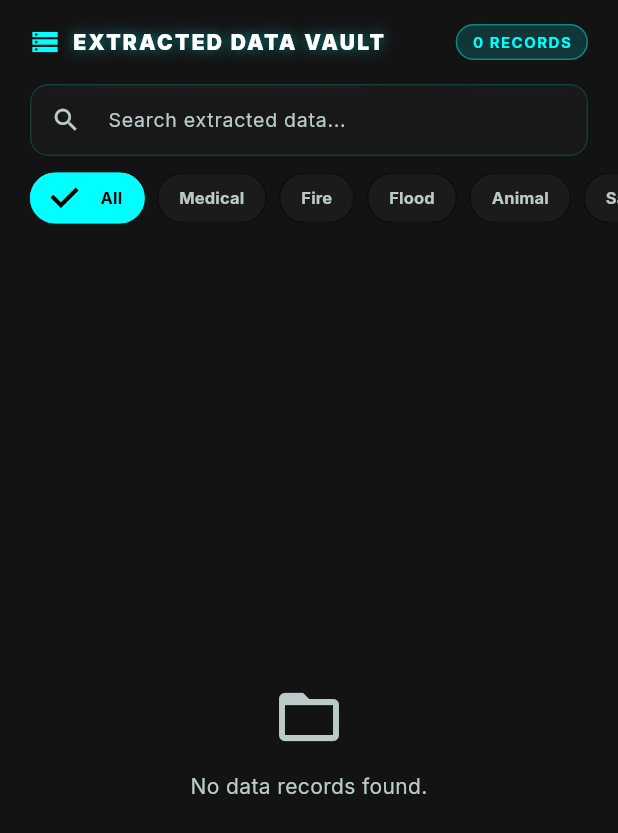
After one commit to nothing144/aidwise, a Flutter app: the DataVaultTab screen opened directly, on a phone screen of 412 x 824 dp. The commit adds this screen. Shown: the top 833 px of the screen. Run offline on Flutter 3.47's test engine with Material 3 defaults, Android fonts, the phone set to English and light mode, and no system bars; our stand-ins replace cloud_firestore, firebase_auth, firebase_core, fl_chart, geocoding, geolocator and 4 more; missing offline and left inert: google_mlkit_text_recognition; accounts and stored records are empty.

Commit message:
feat: Add Data Vault tab to Admin Hub - searchable extracted data view with Aegis Zero styling

```diff
--- a/lib/screens/admin_hub_screen.dart
+++ b/lib/screens/admin_hub_screen.dart
@@ -4,6 +4,7 @@ import 'heatmap_dashboard.dart';
 import 'admin_reports_tab.dart';
 import 'admin_missions_tab.dart';
 import 'analytics_dashboard_tab.dart';
+import 'data_vault_tab.dart';
 import '../services/auth_service.dart';
 
 class AdminHubScreen extends StatefulWidget {
@@ -20,6 +21,7 @@ class _AdminHubScreenState extends State<AdminHubScreen> {
     const MergedInboxTab(),
     const AdminMissionsTab(),
     const AnalyticsDashboardTab(),
+    const DataVaultTab(),
   ];
 
   @override
@@ -53,10 +55,11 @@ class _AdminHubScreenState extends State<AdminHubScreen> {
       ),
       body: _pages[_currentIndex],
       bottomNavigationBar: BottomNavigationBar(
-        backgroundColor: AppTheme.background, // Match obsidian
+        backgroundColor: AppTheme.background,
         selectedItemColor: AppTheme.primary,
         unselectedItemColor: AppTheme.textSecondary,
         elevation: 20,
+        type: BottomNavigationBarType.fixed,
         currentIndex: _currentIndex,
         onTap: (index) {
           setState(() {
@@ -67,6 +70,7 @@ class _AdminHubScreenState extends State<AdminHubScreen> {
           BottomNavigationBarItem(icon: Icon(Icons.all_inbox), label: 'Inboxes'),
           BottomNavigationBarItem(icon: Icon(Icons.rocket_launch), label: 'Missions'),
           BottomNavigationBarItem(icon: Icon(Icons.analytics), label: 'Insights'),
+          BottomNavigationBarItem(icon: Icon(Icons.storage), label: 'Data Vault'),
         ],
       ),
     );
--- /dev/null
+++ b/lib/screens/data_vault_tab.dart
@@ -0,0 +1,315 @@
+import 'dart:ui';
+import 'package:flutter/material.dart';
+import 'package:cloud_firestore/cloud_firestore.dart';
+import '../theme/app_theme.dart';
+
+class DataVaultTab extends StatefulWidget {
+  const DataVaultTab({super.key});
+
+  @override
+  State<DataVaultTab> createState() => _DataVaultTabState();
+}
+
+class _DataVaultTabState extends State<DataVaultTab> {
+  String _searchQuery = '';
+  String _filterType = 'All';
+
+  @override
+  Widget build(BuildContext context) {
+    return Scaffold(
+      backgroundColor: AppTheme.background,
+      body: Column(
+        children: [
+          // Header
+          Padding(
+            padding: const EdgeInsets.fromLTRB(20, 16, 20, 8),
+            child: Row(
+              children: [
+                Icon(Icons.storage, color: AppTheme.primary, size: 20),
+                const SizedBox(width: 8),
+                Text('EXTRACTED DATA VAULT',
+                    style: TextStyle(
+                      color: AppTheme.textPrimary,
+                      fontWeight: FontWeight.w900,
+                      letterSpacing: 1.5,
+                      fontSize: 14,
+                      shadows: [Shadow(color: AppTheme.primary.withValues(alpha: 0.5), blurRadius: 10)],
+                    )),
+                const Spacer(),
+                // Live count badge
+                StreamBuilder<QuerySnapshot>(
+                  stream: FirebaseFirestore.instance.collection('reports').snapshots(),
+                  builder: (context, snap) {
+                    int count = snap.data?.docs.length ?? 0;
+                    return Container(
+                      padding: const EdgeInsets.symmetric(horizontal: 10, vertical: 4),
+                      decoration: BoxDecoration(
+                        color: AppTheme.primary.withValues(alpha: 0.15),
+                        borderRadius: BorderRadius.circular(20),
+                        border: Border.all(color: AppTheme.primary.withValues(alpha: 0.4)),
+                      ),
+                      child: Text('$count RECORDS', style: TextStyle(color: AppTheme.primary, fontSize: 10, fontWeight: FontWeight.bold, letterSpacing: 1)),
+                    );
+                  },
+                ),
+              ],
+            ),
+          ),
+          // Search Bar
+          Padding(
+            padding: const EdgeInsets.symmetric(horizontal: 20, vertical: 8),
+            child: ClipRRect(
+              borderRadius: BorderRadius.circular(12),
+              child: BackdropFilter(
+                filter: ImageFilter.blur(sigmaX: 16, sigmaY: 16),
+                child: TextField(
+                  style: const TextStyle(color: Colors.white, fontSize: 14),
+                  decoration: InputDecoration(
+                    hintText: 'Search extracted data...',
+                    hintStyle: TextStyle(color: AppTheme.textSecondary, fontSize: 13),
+                    prefixIcon: Icon(Icons.search, color: AppTheme.textSecondary, size: 20),
+                    filled: true,
+                    fillColor: AppTheme.surface.withValues(alpha: 0.6),
+                    border: OutlineInputBorder(
+                      borderRadius: BorderRadius.circular(12),
+                      borderSide: BorderSide(color: AppTheme.primary.withValues(alpha: 0.2)),
+                    ),
+                    enabledBorder: OutlineInputBorder(
+                      borderRadius: BorderRadius.circular(12),
+                      borderSide: BorderSide(color: AppTheme.primary.withValues(alpha: 0.15)),
+                    ),
+                    focusedBorder: OutlineInputBorder(
+                      borderRadius: BorderRadius.circular(12),
+                      borderSide: BorderSide(color: AppTheme.primary.withValues(alpha: 0.6)),
+                    ),
+                    contentPadding: const EdgeInsets.symmetric(vertical: 12),
+                  ),
+                  onChanged: (val) => setState(() => _searchQuery = val.toLowerCase()),
+                ),
+              ),
+            ),
+          ),
+          // Filter Chips
+          SizedBox(
+            height: 40,
+            child: ListView(
+              scrollDirection: Axis.horizontal,
+              padding: const EdgeInsets.symmetric(horizontal: 20),
+              children: ['All', 'Medical', 'Fire', 'Flood', 'Animal', 'Sanitation', 'Food', 'Clothing'].map((type) {
+                bool isActive = _filterType == type;
+                return Padding(
+                  padding: const EdgeInsets.only(right: 8),
+                  child: FilterChip(
+                    label: Text(type, style: TextStyle(
+                      color: isActive ? Colors.black : AppTheme.textSecondary,
+                      fontSize: 11,
+                      fontWeight: FontWeight.bold,
+                    )),
+                    selected: isActive,
+                    onSelected: (_) => setState(() => _filterType = type),
+                    backgroundColor: AppTheme.surface,
+                    selectedColor: AppTheme.primary,
+                    side: BorderSide(color: isActive ? AppTheme.primary : AppTheme.surfaceLow),
+                    shape: RoundedRectangleBorder(borderRadius: BorderRadius.circular(20)),
+                    padding: const EdgeInsets.symmetric(horizontal: 6),
+                  ),
+                );
+              }).toList(),
+            ),
+          ),
+          const SizedBox(height: 12),
+          // Data List
+          Expanded(
+            child: StreamBuilder<QuerySnapshot>(
+              stream: FirebaseFirestore.instance
+                  .collection('reports')
+                  .orderBy('timestamp', descending: true)
+                  .snapshots(),
+              builder: (context, snapshot) {
+                if (snapshot.connectionState == ConnectionState.waiting) {
+                  return const Center(child: CircularProgressIndicator(color: AppTheme.primary));
+                }
+
+                var docs = snapshot.data?.docs ?? [];
+
+                // Apply filters
+                if (_filterType != 'All') {
+                  docs = docs.where((doc) {
+                    final data = doc.data() as Map<String, dynamic>;
+                    String type = (data['type'] ?? '').toString().toLowerCase();
+                    return type.contains(_filterType.toLowerCase());
+                  }).toList();
+                }
+
+                if (_searchQuery.isNotEmpty) {
+                  docs = docs.where((doc) {
+                    final data = doc.data() as Map<String, dynamic>;
+                    String all = '${data['type'] ?? ''} ${data['description'] ?? ''} ${data['location'] ?? ''} ${data['submittedBy'] ?? ''}'.toLowerCase();
+                    return all.contains(_searchQuery);
+                  }).toList();
+                }
+
+                if (docs.isEmpty) {
+                  return Center(
+                    child: Column(
+                      mainAxisSize: MainAxisSize.min,
+                      children: [
+                        Icon(Icons.folder_open, color: AppTheme.textSecondary, size: 48),
+                        const SizedBox(height: 12),
+                        Text('No data records found.', style: TextStyle(color: AppTheme.textSecondary)),
+                      ],
+                    ),
+                  );
+                }
+
+                return ListView.builder(
+                  padding: const EdgeInsets.symmetric(horizontal: 20),
+                  itemCount: docs.length,
+                  itemBuilder: (context, index) {
+                    final data = docs[index].data() as Map<String, dynamic>;
+                    return _buildDataCard(data, index + 1);
+                  },
+                );
+              },
+            ),
+          ),
+        ],
+      ),
+    );
+  }
+
+  Widget _buildDataCard(Map<String, dynamic> data, int serial) {
+    String type = data['type'] ?? 'Unknown';
+    String urgency = data['urgency'] ?? 'Medium';
+    String location = data['location'] ?? 'N/A';
+    String description = data['description'] ?? 'No description available';
+    String submitter = data['submittedBy'] ?? 'Anonymous';
+    String source = data['source'] ?? 'Field Worker';
+    Timestamp? ts = data['timestamp'];
+    String dateStr = ts != null
+        ? '${ts.toDate().day}/${ts.toDate().month}/${ts.toDate().year} ${ts.toDate().hour}:${ts.toDate().minute.toString().padLeft(2, '0')}'
+        : 'N/A';
+
+    Color urgencyColor = urgency == 'Critical' || urgency == 'High'
+        ? AppTheme.urgencyHigh
+        : urgency == 'Medium'
+            ? AppTheme.urgencyMedium
+            : AppTheme.primary;
+
+    return Padding(
+      padding: const EdgeInsets.only(bottom: 12),
+      child: ClipRRect(
+        borderRadius: BorderRadius.circular(12),
+        child: BackdropFilter(
+          filter: ImageFilter.blur(sigmaX: 16, sigmaY: 16),
+          child: Container(
+            padding: const EdgeInsets.all(16),
+            decoration: BoxDecoration(
+              color: AppTheme.surface.withValues(alpha: 0.5),
+              borderRadius: BorderRadius.circular(12),
+              border: Border(
+                left: BorderSide(color: urgencyColor, width: 3),
+                top: BorderSide(color: AppTheme.primary.withValues(alpha: 0.1)),
+                right: BorderSide(color: AppTheme.primary.withValues(alpha: 0.1)),
+                bottom: BorderSide(color: AppTheme.primary.withValues(alpha: 0.1)),
+              ),
+            ),
+            child: Column(
+              crossAxisAlignment: CrossAxisAlignment.start,
+              children: [
+                // Top Row: Serial + Type + Urgency Badge
+                Row(
+                  children: [
+                    Container(
+                      width: 28, height: 28,
+                      decoration: BoxDecoration(
+                        color: AppTheme.primary.withValues(alpha: 0.15),
+                        borderRadius: BorderRadius.circular(8),
+                      ),
+                      child: Center(
+                        child: Text('#$serial', style: TextStyle(color: AppTheme.primary, fontSize: 10, fontWeight: FontWeight.bold)),
+                      ),
+                    ),
+                    const SizedBox(width: 10),
+                    Expanded(
+                      child: Text(type.toUpperCase(),
+                          style: const TextStyle(color: Colors.white, fontWeight: FontWeight.w800, fontSize: 13, letterSpacing: 1)),
+                    ),
+                    Container(
+                      padding: const EdgeInsets.symmetric(horizontal: 8, vertical: 3),
+                      decoration: BoxDecoration(
+                        color: urgencyColor.withValues(alpha: 0.2),
+                        borderRadius: BorderRadius.circular(6),
+                        border: Border.all(color: urgencyColor.withValues(alpha: 0.5)),
+                      ),
+                      child: Text(urgency.toUpperCase(), style: TextStyle(color: urgencyColor, fontSize: 9, fontWeight: FontWeight.bold, letterSpacing: 1)),
+                    ),
+                  ],
+                ),
+                const SizedBox(height: 12),
+                // Description (The Raw Extracted Data)
+                Container(
+                  width: double.infinity,
+                  padding: const EdgeInsets.all(12),
+                  decoration: BoxDecoration(
+                    color: AppTheme.background.withValues(alpha: 0.6),
+                    borderRadius: BorderRadius.circular(8),
+                    border: Border.all(color: AppTheme.surfaceLow),
+                  ),
+                  child: Text(description,
+                      style: TextStyle(color: AppTheme.textPrimary.withValues(alpha: 0.9), fontSize: 13, height: 1.5),
+                      maxLines: 5,
+                      overflow: TextOverflow.ellipsis),
+                ),
+                const SizedBox(height: 12),
+                // Metadata Row
+                Row(
+                  children: [
+                    Icon(Icons.location_on, color: AppTheme.textSecondary, size: 13),
+                    const SizedBox(width: 4),
+                    Expanded(
+                      child: Text(location,
+                          style: TextStyle(color: AppTheme.textSecondary, fontSize: 11),
+                          overflow: TextOverflow.ellipsis),
+                    ),
+                  ],
+                ),
+                const SizedBox(height: 6),
+                Row(
+                  children: [
+                    Icon(Icons.person_outline, color: AppTheme.textSecondary, size: 13),
+                    const SizedBox(width: 4),
+                    Text(submitter, style: TextStyle(color: AppTheme.textSecondary, fontSize: 11)),
+                    const Spacer(),
+                    Icon(Icons.access_time, color: AppTheme.textSecondary, size: 13),
+                    const SizedBox(width: 4),
+                    Text(dateStr, style: TextStyle(color: AppTheme.textSecondary, fontSize: 11)),
+                  ],
+                ),
+                const SizedBox(height: 6),
+                Row(
+                  children: [
+                    Icon(
+                      source == 'Admin Dashboard' ? Icons.desktop_windows : Icons.phone_android,
+                      color: AppTheme.textSecondary, size: 13,
+                    ),
+                    const SizedBox(width: 4),
+                    Text('Source: $source', style: TextStyle(color: AppTheme.textSecondary, fontSize: 11)),
+                    const Spacer(),
+                    Text('STATUS: ${(data['status'] ?? 'Open').toString().toUpperCase()}',
+                        style: TextStyle(
+                          color: data['status'] == 'Open' ? AppTheme.primary : Colors.green,
+                          fontSize: 10,
+                          fontWeight: FontWeight.bold,
+                          letterSpacing: 1,
+                        )),
+                  ],
+                ),
+              ],
+            ),
+          ),
+        ),
+      ),
+    );
+  }
+}
```
Also changed, not shown: test_hf_final.dart (deleted, +0 -50 lines).
